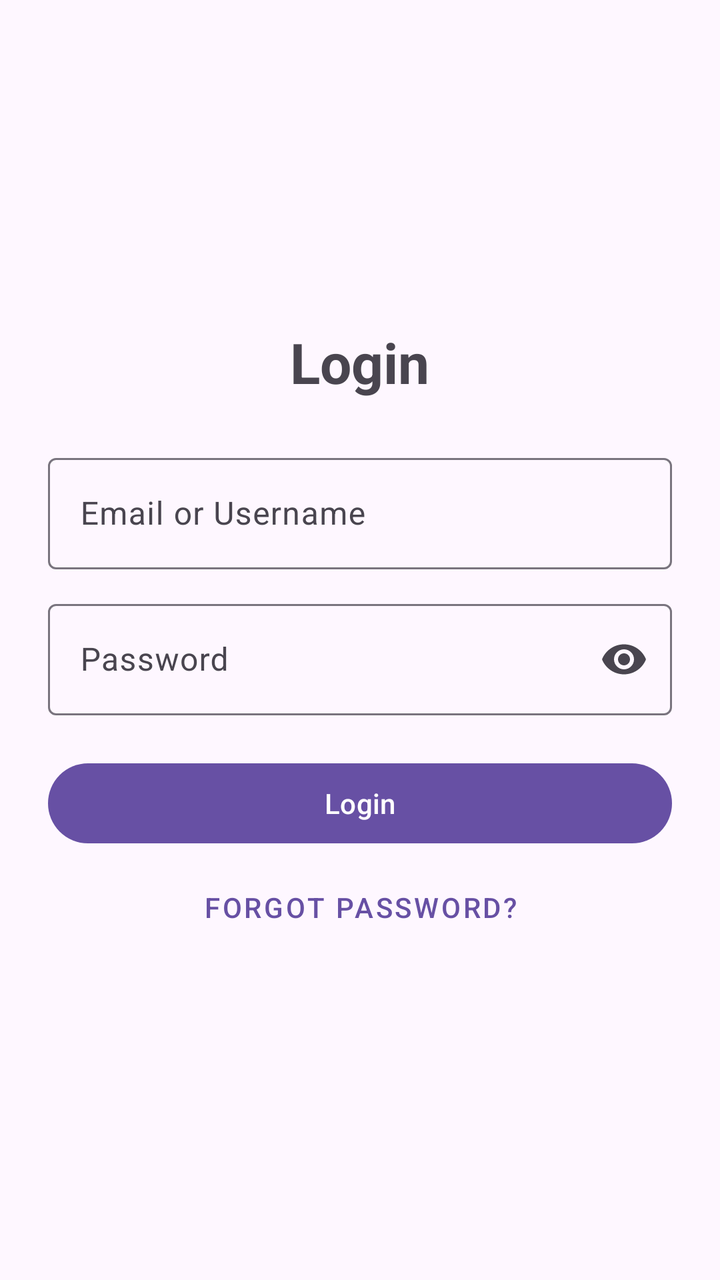
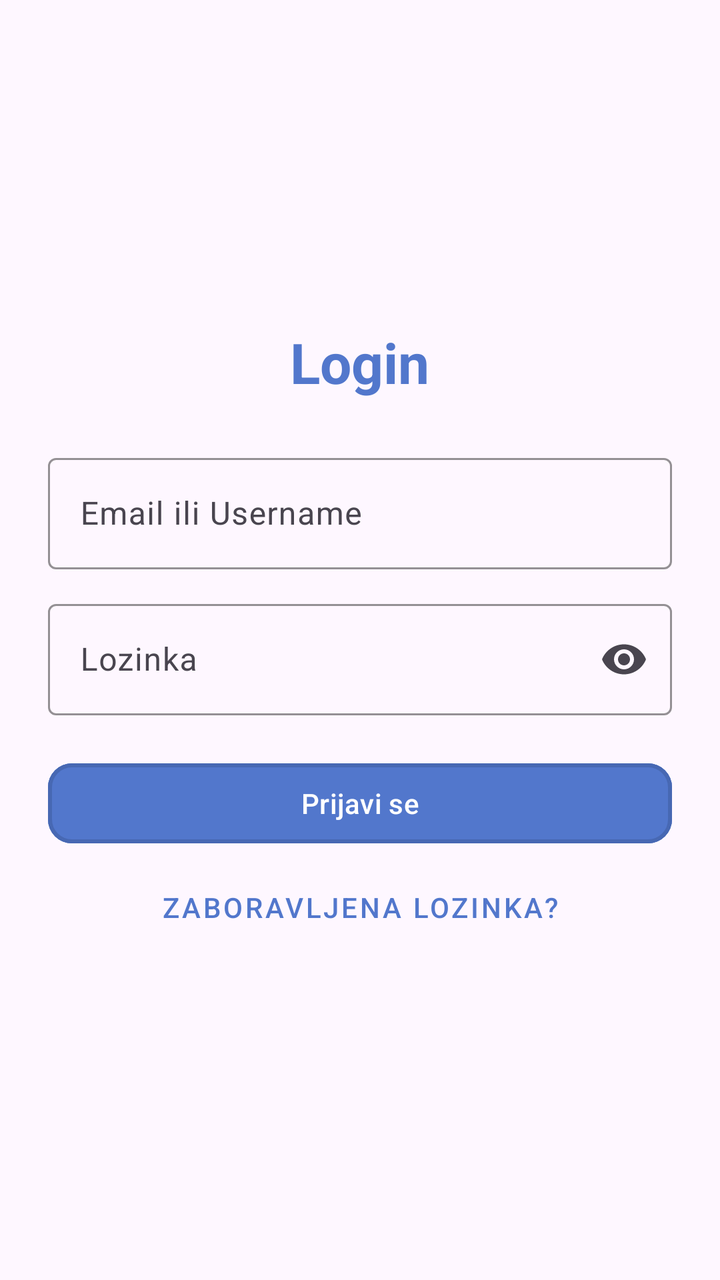

Two renders of the same Android screen: before a commit and after it. Below are the layout's source before the change and the commit's diff.
<!-- AndroidManifest.xml: application theme Theme.Slagalica -->
<!-- res/layout/activity_login.xml -->
<?xml version="1.0" encoding="utf-8"?>
<LinearLayout xmlns:android="http://schemas.android.com/apk/res/android"
    xmlns:app="http://schemas.android.com/apk/res-auto"
    android:id="@+id/login_root"
    android:layout_width="match_parent"
    android:layout_height="match_parent"
    android:gravity="center"
    android:orientation="vertical"
    android:padding="24dp">

    <TextView
        android:id="@+id/login_title"
        android:layout_width="wrap_content"
        android:layout_height="wrap_content"
        android:text="Login"
        android:textSize="28sp"
        android:textStyle="bold"
        android:layout_marginBottom="24dp" />

    <com.google.android.material.textfield.TextInputLayout
        android:id="@+id/login_user_layout"
        android:layout_width="match_parent"
        android:layout_height="wrap_content"
        android:hint="Email or Username">

        <com.google.android.material.textfield.TextInputEditText
            android:id="@+id/login_user"
            android:layout_width="match_parent"
            android:layout_height="wrap_content"
            android:inputType="text" />
    </com.google.android.material.textfield.TextInputLayout>

    <com.google.android.material.textfield.TextInputLayout
        android:id="@+id/login_password_layout"
        android:layout_width="match_parent"
        android:layout_height="wrap_content"
        android:layout_marginTop="12dp"
        android:hint="Password"
        app:endIconMode="password_toggle">

        <com.google.android.material.textfield.TextInputEditText
            android:id="@+id/login_password"
            android:layout_width="match_parent"
            android:layout_height="wrap_content"
            android:inputType="textPassword" />
    </com.google.android.material.textfield.TextInputLayout>

    <Button
        android:id="@+id/btn_login_submit"
        android:layout_width="match_parent"
        android:layout_height="wrap_content"
        android:text="Login"
        android:layout_marginTop="20dp" />

    <Button
        android:id="@+id/btn_forgot_password"
        style="@style/Widget.MaterialComponents.Button.TextButton"
        android:layout_width="match_parent"
        android:layout_height="wrap_content"
        android:text="Forgot Password?"
        android:layout_marginTop="4dp" />
</LinearLayout>
<!-- resources referenced by this layout -->
<resources>
  <style name="Theme.Slagalica" parent="Base.Theme.Slagalica" />
  <style name="Base.Theme.Slagalica" parent="Theme.Material3.DayNight.NoActionBar">
          
          
      </style>
</resources>

<!-- the commit's change to res/layout/activity_login.xml (unified diff, before → after) -->
@@ -15,13 +15,18 @@
         android:text="Login"
         android:textSize="28sp"
         android:textStyle="bold"
-        android:layout_marginBottom="24dp" />
+        android:layout_marginBottom="24dp"
+        android:textColor="@color/button_default_color"/>
 
     <com.google.android.material.textfield.TextInputLayout
         android:id="@+id/login_user_layout"
         android:layout_width="match_parent"
         android:layout_height="wrap_content"
-        android:hint="Email or Username">
+        android:hint="Email ili Username"
+        app:boxBackgroundMode="outline"
+        app:boxStrokeColor="@color/button_default_border"
+        app:hintTextColor="@color/button_default_border"
+        android:textColor="@color/white">
 
         <com.google.android.material.textfield.TextInputEditText
             android:id="@+id/login_user"
@@ -35,8 +40,12 @@
         android:layout_width="match_parent"
         android:layout_height="wrap_content"
         android:layout_marginTop="12dp"
-        android:hint="Password"
-        app:endIconMode="password_toggle">
+        android:hint="Lozinka"
+        app:endIconMode="password_toggle"
+        app:boxBackgroundMode="outline"
+        app:boxStrokeColor="@color/button_default_border"
+        app:hintTextColor="@color/button_default_border"
+        android:textColor="@color/white">
 
         <com.google.android.material.textfield.TextInputEditText
             android:id="@+id/login_password"
@@ -45,18 +54,26 @@
             android:inputType="textPassword" />
     </com.google.android.material.textfield.TextInputLayout>
 
-    <Button
+    <com.google.android.material.button.MaterialButton
         android:id="@+id/btn_login_submit"
         android:layout_width="match_parent"
         android:layout_height="wrap_content"
-        android:text="Login"
-        android:layout_marginTop="20dp" />
+        android:text="Prijavi se"
+        android:textColor="@color/white"
+        android:layout_marginTop="20dp"
 
-    <Button
+        android:backgroundTint="@color/button_default_color"
+        app:strokeColor="@color/button_default_border"
+        app:strokeWidth="2dp"
+        app:cornerRadius="12dp"
+        android:elevation="6dp"/>
+
+    <com.google.android.material.button.MaterialButton
         android:id="@+id/btn_forgot_password"
         style="@style/Widget.MaterialComponents.Button.TextButton"
         android:layout_width="match_parent"
         android:layout_height="wrap_content"
-        android:text="Forgot Password?"
-        android:layout_marginTop="4dp" />
+        android:text="Zaboravljena lozinka?"
+        android:textColor="@color/button_default_color"
+        android:layout_marginTop="4dp"/>
 </LinearLayout>
<!-- resource entries referenced after the edit -->
@@ -1,5 +1,8 @@
 <!-- resources referenced by this layout -->
 <resources>
+  <color name="button_default_border">#4768B3</color>
+  <color name="button_default_color">#5277CC</color>
+  <color name="white">#FFFFFFFF</color>
   <style name="Theme.Slagalica" parent="Base.Theme.Slagalica" />
   <style name="Base.Theme.Slagalica" parent="Theme.Material3.DayNight.NoActionBar">
           
